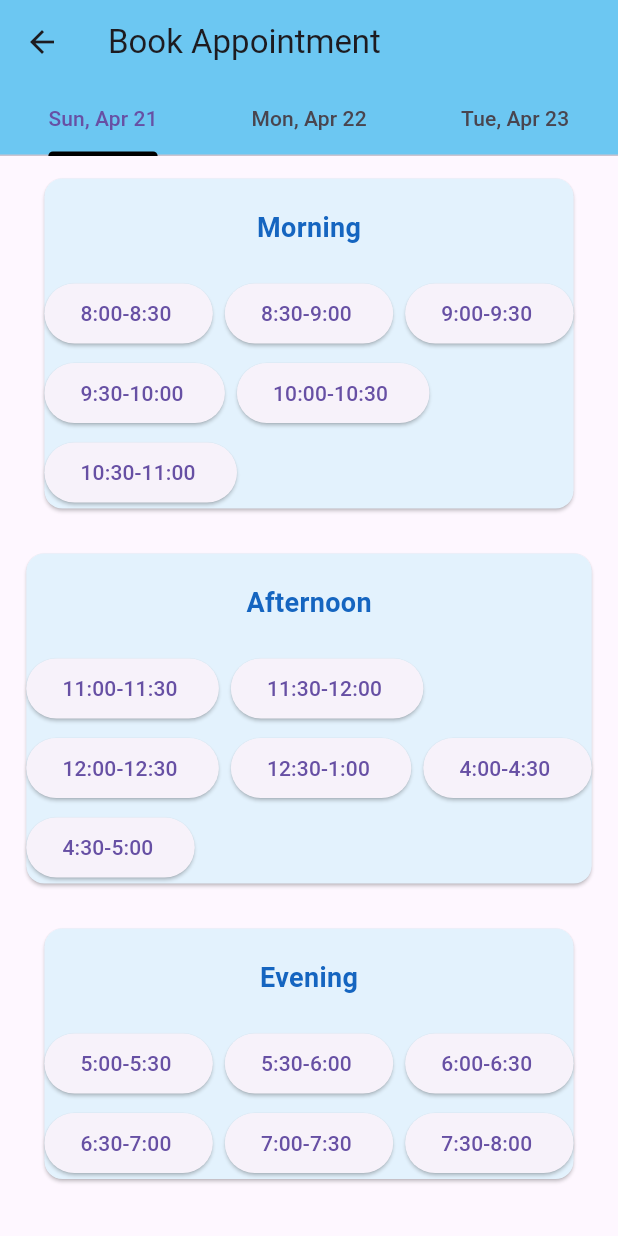
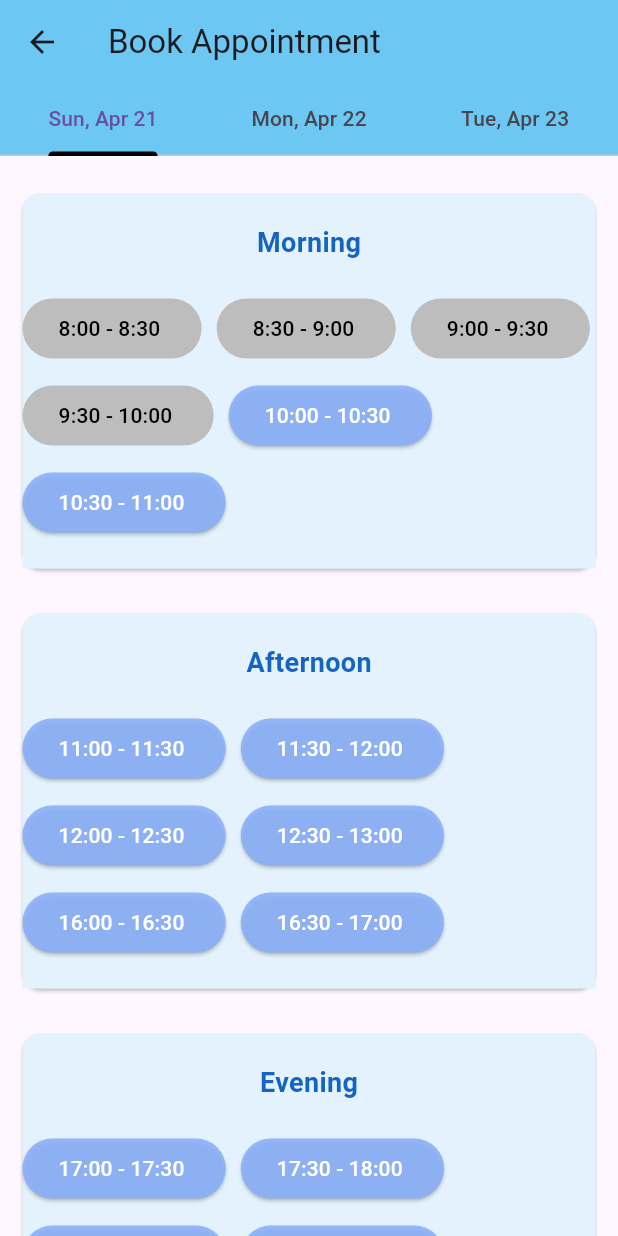
Before and after one commit to Rashii1218/Doc_Appointment, a Flutter app: the book_appointment screen opened directly with empty values, on a phone screen of 412 x 824 dp. Run offline on Flutter 3.47's test engine with Material 3 defaults, Android fonts, the phone set to English and light mode, and no system bars; our stand-ins replace cloud_firestore, firebase_auth, firebase_core, fluttertoast, get, image_picker and 1 more; accounts and stored records are empty.

Commit message:
Appointment Booking and Appointments

```diff
--- a/lib/pages/searchdoc.dart
+++ b/lib/pages/searchdoc.dart
@@ -41,7 +41,7 @@ class _SearchDocState extends State<SearchDoc> {
                   height: MediaQuery.of(context).size.height / 12,
                   decoration: BoxDecoration(
                     borderRadius: BorderRadius.circular(10),
-                    color: Color.fromARGB(255, 148, 215, 246),
+                    color: const Color.fromARGB(255, 148, 215, 246),
                   ),
                   child: Row(
                     children: [
--- a/lib/patient/book_appointment.dart
+++ b/lib/patient/book_appointment.dart
@@ -1,4 +1,4 @@
-import 'package:cloud_firestore/cloud_firestore.dart';
+// import 'package:cloud_firestore/cloud_firestore.dart';
 import 'package:doc_appoint/patient/patientDetails.dart';
 import 'package:flutter/material.dart';
 import 'package:intl/intl.dart';
@@ -16,28 +16,28 @@ class _book_appointmentState extends State<book_appointment> {
   String? selectedSlot;
 
   List<String> morningSlots = [
-    '8:00-8:30 ',
-    '8:30-9:00 ',
-    '9:00-9:30 ',
-    '9:30-10:00 ',
-    '10:00-10:30 ',
-    '10:30-11:00 '
+    '8:00 - 8:30 ',
+    '8:30 - 9:00 ',
+    '9:00 - 9:30 ',
+    '9:30 - 10:00 ',
+    '10:00 - 10:30 ',
+    '10:30 - 11:00 '
   ];
   List<String> afternoonSlots = [
-    '11:00-11:30 ',
-    '11:30-12:00 ',
-    '12:00-12:30 ',
-    '12:30-1:00 ',
-    '4:00-4:30 ',
-    '4:30-5:00 '
+    '11:00 - 11:30 ',
+    '11:30 - 12:00 ',
+    '12:00 - 12:30 ',
+    '12:30 - 13:00 ',
+    '16:00 - 16:30 ',
+    '16:30 - 17:00 '
   ];
   List<String> eveningSlots = [
-    '5:00-5:30 ',
-    '5:30-6:00 ',
-    '6:00-6:30 ',
-    '6:30-7:00 ',
-    '7:00-7:30 ',
-    '7:30-8:00 '
+    '17:00 - 17:30 ',
+    '17:30 - 18:00 ',
+    '18:00 - 18:30 ',
+    '18:30 - 19:00 ',
+    '19:00 - 19:30 ',
+    '19:30 - 20:00 '
   ];
 
   @override
@@ -56,9 +56,7 @@ class _book_appointmentState extends State<book_appointment> {
         appBar: AppBar(
           title: const Text('Book Appointment'),
           backgroundColor: const Color.fromARGB(255, 108, 199, 242),
-          bottom: TabBar(
-            indicatorColor:Colors.black ,
-            tabs: [
+          bottom: TabBar(indicatorColor: Colors.black, tabs: [
             Tab(
               text: formatNow,
             ),
@@ -70,32 +68,42 @@ class _book_appointmentState extends State<book_appointment> {
             ),
           ]),
         ),
-        body: TabBarView(
-          children: [
+        body: TabBarView(children: [
           SingleChildScrollView(
             child: Column(
               children: [
-                booking(now, morningSlots, 'Morning', widget.doctorUID,context),
-                booking(now, afternoonSlots, 'Afternoon',  widget.doctorUID,context),
-                booking(now, eveningSlots, 'Evening',  widget.doctorUID,context)
+                const SizedBox(
+                  height: 10,
+                ),
+                booking(
+                    now, morningSlots, 'Morning', widget.doctorUID, context),
+                booking(now, afternoonSlots, 'Afternoon', widget.doctorUID,
+                    context),
+                booking(now, eveningSlots, 'Evening', widget.doctorUID, context)
               ],
             ),
           ),
           SingleChildScrollView(
             child: Column(
               children: [
-                booking(secondDay, morningSlots, 'Morning', widget.doctorUID, context),
-                booking(secondDay, afternoonSlots, 'Afternoon',  widget.doctorUID,context),
-                booking(secondDay, eveningSlots, 'Evening', widget.doctorUID, context)
+                booking(secondDay, morningSlots, 'Morning', widget.doctorUID,
+                    context),
+                booking(secondDay, afternoonSlots, 'Afternoon',
+                    widget.doctorUID, context),
+                booking(secondDay, eveningSlots, 'Evening', widget.doctorUID,
+                    context)
               ],
             ),
           ),
           SingleChildScrollView(
             child: Column(
               children: [
-                booking(thirdDay, morningSlots, 'Morning', widget.doctorUID, context),
-                booking(thirdDay, afternoonSlots, 'Afternoon',  widget.doctorUID,context),
-                booking(thirdDay, eveningSlots, 'Evening', widget.doctorUID, context)
+                booking(thirdDay, morningSlots, 'Morning', widget.doctorUID,
+                    context),
+                booking(thirdDay, afternoonSlots, 'Afternoon', widget.doctorUID,
+                    context),
+                booking(thirdDay, eveningSlots, 'Evening', widget.doctorUID,
+                    context)
               ],
             ),
           )
@@ -105,9 +113,8 @@ class _book_appointmentState extends State<book_appointment> {
   }
 }
 
-Future<dynamic> showAlert(
-    BuildContext context, DateTime? selectedDate, String? selectedSlot,String doctorUID) {
-  final FirebaseFirestore firestore = FirebaseFirestore.instance;
+Future<dynamic> showAlert(BuildContext context, DateTime? selectedDate,
+    String? selectedSlot, String doctorUID) {
   return showDialog(
       context: context,
       builder: (BuildContext context) {
@@ -117,7 +124,7 @@ Future<dynamic> showAlert(
             child: ListBody(
               children: [
                 Text(
-                    'Selected Date: ${selectedDate != null ? DateFormat('EEE, MMM d').format(selectedDate!) : 'No date selected'}'),
+                    'Selected Date: ${selectedDate != null ? DateFormat('EEE, MMM d').format(selectedDate) : 'No date selected'}'),
                 Text('Selected Slot: ${selectedSlot ?? 'No slot selected'}'),
               ],
             ),
@@ -147,11 +154,38 @@ Future<dynamic> showAlert(
       });
 }
 
-Widget booking(DateTime selectedDate, List<String> slot, String time,String doctorUID,
-    BuildContext context) {
+Widget booking(DateTime selectedDate, List<String> slot, String time,
+    String doctorUID, BuildContext context) {
   String selectedSlot;
+  bool isAppointmentPassed(DateTime appointmentDate, String appointmentTime) {
+    try {
+      final now = DateTime.now();
+      final timeParts = appointmentTime.split('-');
+
+      if (timeParts.length != 2) {
+        return false;
+      }
+
+      final endTime = timeParts[1].trim();
+
+      final end = DateTime(
+        selectedDate.year,
+        selectedDate.month,
+        selectedDate.day,
+        int.parse(endTime.split(':')[0]),
+        int.parse(endTime.split(':')[1]),
+      );
+
+      return now.isAfter(end);
+    } catch (e) {
+      // Handle parsing errors
+      debugPrint('Error: $e');
+      return false;
+    }
+  }
+
   return Card(
-    margin: EdgeInsets.all(15),
+    margin: const EdgeInsets.all(15),
     color: Colors.blue[50],
     child: Column(
       children: [
@@ -170,17 +204,30 @@ Widget booking(DateTime selectedDate, List<String> slot, String time,String doct
           height: 20,
         ),
         Wrap(
-          spacing: 8,
-          runSpacing: 5,
+          spacing: 10,
+          runSpacing: 10,
           children: [
             for (int i = 0; i < slot.length; i++)
               ElevatedButton(
-                  onPressed: () {
-                    selectedDate = selectedDate;
-                    selectedSlot = slot[i];
-                    showAlert(context, selectedDate, selectedSlot,doctorUID);
-                  },
+                  onPressed: isAppointmentPassed(selectedDate, slot[i])
+                      ? null
+                      : () {
+                          selectedDate = selectedDate;
+                          selectedSlot = slot[i];
+                          showAlert(
+                              context, selectedDate, selectedSlot, doctorUID);
+                        },
+                  style: ElevatedButton.styleFrom(
+                      backgroundColor:const Color.fromARGB(223, 138, 176, 251),
+                      foregroundColor:Colors.white,
+                      disabledBackgroundColor: Colors.grey[400],
+                      disabledForegroundColor: Colors.black
+                      ),
                   child: Text(slot[i])),
+            Container(
+              height: 10,
+              color: Colors.blue[50],
+            )
           ],
         ),
       ],
```
Also changed, not shown: lib/patient/BookedAppointments.dart (+77 -12 lines), lib/patient/patientDetails.dart (+13 -14 lines).
